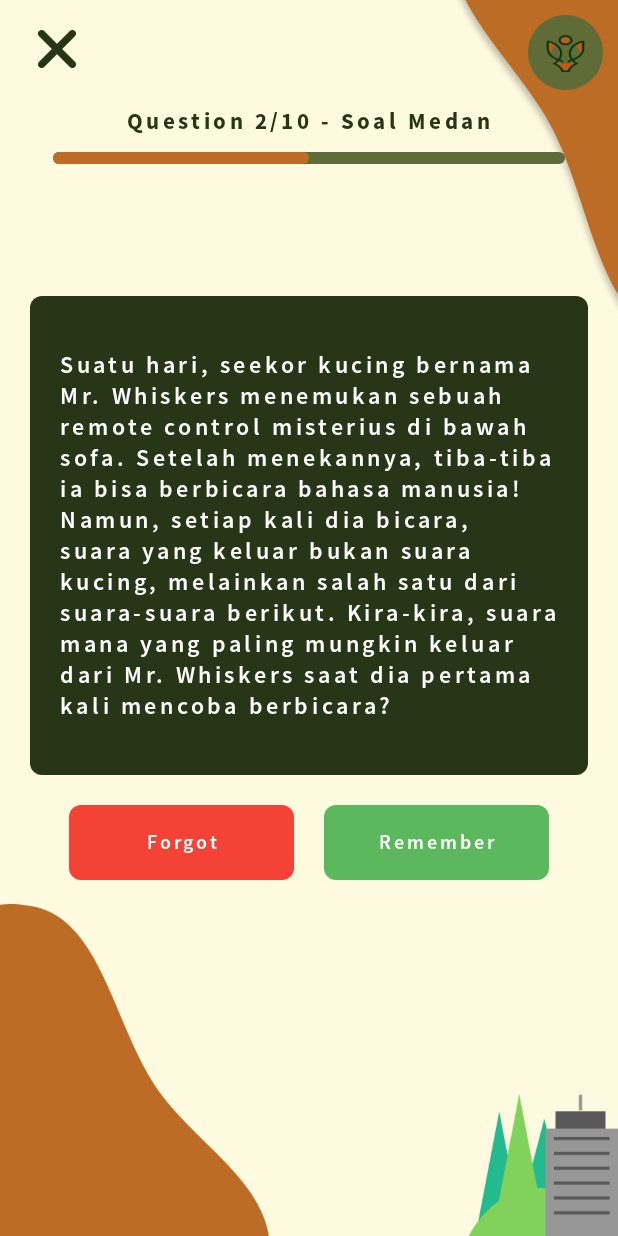
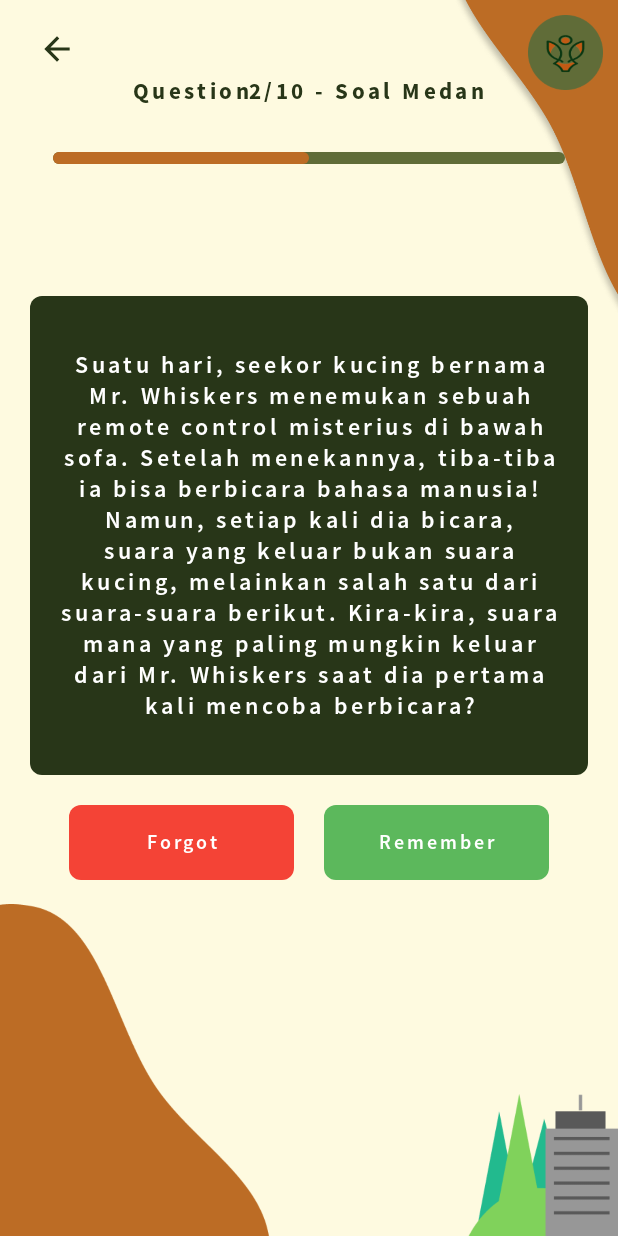
Before and after one commit to StevenLie14/MysticVine, an Android app: the layout activity_flash_card.xml on its own in the app's theme, with its tools: preview values and no code run, on a phone screen of 412 x 824 dp. Run offline under Robolectric (Android 15) with nearby library versions, the phone set to English and light mode, and no system bars.

Commit message:
feat : added Daily FlashCard with Algorithm

```diff
--- a/app/src/main/AndroidManifest.xml
+++ b/app/src/main/AndroidManifest.xml
@@ -26,6 +26,9 @@
             android:name=".activities.RegisterPage"
             android:exported="true" />
         <activity
+            android:name=".activities.FlashCardPage"
+            android:exported="true" />
+        <activity
             android:name=".activities.LandingPage"
             android:exported="true" />
         <activity
--- a/app/src/main/java/edu/bluejack24_1/mysticvine/model/FlashCard.kt
+++ b/app/src/main/java/edu/bluejack24_1/mysticvine/model/FlashCard.kt
@@ -1,12 +1,16 @@
 package edu.bluejack24_1.mysticvine.model
 
+import android.os.Parcelable
 import com.google.firebase.database.ServerValue
+import kotlinx.parcelize.Parcelize
 import java.sql.Time
+import java.time.LocalDate
 
 data class FlashCard(
     val id: String = "",
     val question: String = "",
     val answer: String = "",
-    val appearsTime: Long = System.currentTimeMillis(),
+    var appearsDate: String = LocalDate.now().toString(),
     val userId: String = "",
+    var status: String = "Incomplete"
 )
--- a/app/src/main/java/edu/bluejack24_1/mysticvine/model/Quizzes.kt
+++ b/app/src/main/java/edu/bluejack24_1/mysticvine/model/Quiz.kt
@@ -1,8 +1,9 @@
 package edu.bluejack24_1.mysticvine.model
 
 
-data class Quizzes(
-    val id : String,
+data class Quiz(
+    val quizId : String,
+    val userId : String,
     val title : String,
     val profilePicture : String,
 )
--- a/app/src/main/res/layout/activity_create_flash_card.xml
+++ b/app/src/main/res/layout/activity_create_flash_card.xml
@@ -9,6 +9,7 @@
         android:layout_width="match_parent"
         android:indeterminate="true"
         android:visibility="gone"
+        android:translationZ="100dp"
         android:layout_height="wrap_content" />
 
     <ImageView
--- a/app/src/main/res/layout/activity_flash_card.xml
+++ b/app/src/main/res/layout/activity_flash_card.xml
@@ -21,6 +21,7 @@
         android:src="@drawable/bottom_left_decoration" />
 
     <ImageView
+        android:id="@+id/close_button"
         android:layout_width="25dp"
         android:layout_height="25dp"
         android:layout_gravity="top|start"
@@ -28,9 +29,10 @@
         android:layout_marginTop="20dp"
         android:background="@drawable/rounded_image"
         android:scaleType="centerCrop"
-        android:src="@drawable/close_icon" />
+        android:src="@drawable/close_button" />
 
     <ImageView
+        android:id="@+id/iv_avatar"
         android:layout_width="50dp"
         android:layout_height="50dp"
         android:layout_gravity="top|end"
@@ -53,17 +55,37 @@
         android:layout_marginTop="50dp"
         android:orientation="vertical"
         android:paddingBottom="70dp">
-        <TextView
+        <LinearLayout
             android:layout_width="wrap_content"
             android:layout_height="wrap_content"
-            android:layout_gravity="center_horizontal"
-            android:layout_marginTop="20dp"
-            android:fontFamily="@font/source_sans_pro_bold"
-            android:text="Question 2/10 - Soal Medan"
-            android:textColor="@color/dark_green"
-            android:textSize="15dp" />
+            android:layout_gravity="center"
+            android:orientation="horizontal">
+            <TextView
+                android:layout_width="wrap_content"
+                android:layout_height="wrap_content"
+                android:layout_gravity="center_horizontal"
+                android:layout_marginTop="20dp"
+                android:fontFamily="@font/source_sans_pro_bold"
+                android:text="@string/question"
+                android:textColor="@color/dark_green"
+                android:textSize="15sp" />
+
+            <TextView
+                android:id="@+id/tv_question_number"
+                android:layout_width="wrap_content"
+                android:layout_height="wrap_content"
+                android:layout_gravity="center_horizontal"
+                android:layout_marginTop="20dp"
+                android:fontFamily="@font/source_sans_pro_bold"
+                android:text="2/10 - Soal Medan"
+                android:textColor="@color/dark_green"
+                android:textSize="15sp" />
+
+        </LinearLayout>
+
 
         <com.google.android.material.progressindicator.LinearProgressIndicator
+            android:id="@+id/question_progress"
             android:layout_width="match_parent"
             android:layout_height="18dp"
             android:layout_gravity="bottom"
@@ -86,11 +108,13 @@
             android:paddingBottom="70dp">
 
             <TextView
+                android:id="@+id/tv_question"
                 android:layout_marginHorizontal="20dp"
                 android:layout_marginTop="20dp"
                 android:layout_width="match_parent"
                 android:layout_height="wrap_content"
                 android:layout_gravity="center"
+                android:gravity="center"
                 android:text="Suatu hari, seekor kucing bernama Mr. Whiskers menemukan sebuah remote control misterius di bawah sofa. Setelah menekannya, tiba-tiba ia bisa berbicara bahasa manusia! Namun, setiap kali dia bicara, suara yang keluar bukan suara kucing, melainkan salah satu dari suara-suara berikut. Kira-kira, suara mana yang paling mungkin keluar dari Mr. Whiskers saat dia pertama kali mencoba berbicara?"
                 android:paddingVertical="35dp"
                 android:paddingHorizontal="20dp"
@@ -107,19 +131,20 @@
                 <LinearLayout
                     android:layout_width="150dp"
                     android:layout_height="50dp"
-                    android:layout_gravity="right"
-                    android:layout_marginRight="20dp"
+                    android:layout_gravity="end"
+                    android:layout_marginEnd="20dp"
                     android:layout_marginTop="20dp"
                     android:background="@drawable/light_red_rounded"
                     android:gravity="center_vertical"
+                    android:id="@+id/forgot_button"
                     android:orientation="horizontal">
 
                     <TextView
                         android:layout_width="match_parent"
                         android:layout_height="match_parent"
                         android:gravity="center"
-                        android:text="Forgot"
-                        android:textSize="13dp" />
+                        android:text="@string/forgot"
+                        android:textSize="13sp" />
                 </LinearLayout>
                 <LinearLayout
                     android:layout_width="150dp"
@@ -128,16 +153,32 @@
                     android:layout_marginTop="20dp"
                     android:background="@drawable/light_green_rounded"
                     android:gravity="center_vertical"
+                    android:id="@+id/remember_button"
                     android:orientation="horizontal">
 
                     <TextView
                         android:layout_width="match_parent"
                         android:layout_height="match_parent"
                         android:gravity="center"
-                        android:text="Remember"
-                        android:textSize="13dp" />
+                        android:text="@string/remember"
+                        android:textSize="13sp" />
                 </LinearLayout>
 
+            </LinearLayout>
+            <LinearLayout
+                android:layout_width="250dp"
+                android:layout_height="50dp"
+                android:background="@drawable/light_orange_rounded"
+                android:visibility="gone"
+                android:id="@+id/back_to_home"
+                android:orientation="horizontal">
+
+                <TextView
+                    android:layout_width="match_parent"
+                    android:layout_height="match_parent"
+                    android:gravity="center"
+                    android:text="@string/back_to_home"
+                    android:textSize="13sp" />
 
             </LinearLayout>
         </LinearLayout>
--- a/app/src/main/res/values/strings.xml
+++ b/app/src/main/res/values/strings.xml
@@ -6,4 +6,15 @@
     <string name="welcome">Welcome,</string>
     <string name="coin">2.410.6188</string>
     <string name="slash">/</string>
+    <string name="question">Question</string>
+    <string name="remember_flash">Don\'t forget to review your flash cards</string>
+    <string name="remember">Remember</string>
+    <string name="forgot">Forgot</string>
+    <string name="back_to_home">Back To Home</string>
+    <string name="username_et_hint">Enter your name</string>
+    <string name="finish_flash_card">You have finished the daily flashcard</string>
+    <string name="biometric_prompt_desc">"Biometric login for Mystic Vine"</string>
+    <string name="biometric_prompt_title">"Log in using your biometric credential</string>
+    <string name="cancel">Cancel</string>
+    <string name="biometric_auth_failed">Authentication failed</string>
 </resources>
```
Also changed, not shown: app/src/main/java/edu/bluejack24_1/mysticvine/activities/FlashCardActivity.kt (+66 -6 lines), app/src/main/java/edu/bluejack24_1/mysticvine/activities/LoginActivity.kt (+5 -6 lines), app/src/main/java/edu/bluejack24_1/mysticvine/activities/ProfileActivity.kt (+13 -0 lines), app/src/main/java/edu/bluejack24_1/mysticvine/model/QuizQuestion.kt (added, +9 -0 lines), app/src/main/java/edu/bluejack24_1/mysticvine/repositories/FlashCardRepository.kt (+53 -0 lines), app/src/main/java/edu/bluejack24_1/mysticvine/utils/Utils.kt (+7 -0 lines), app/src/main/java/edu/bluejack24_1/mysticvine/viewmodel/FlashCardViewModel.kt (+17 -1 lines), app/src/main/res/layout/activity_profile_page.xml (+8 -1 lines).
